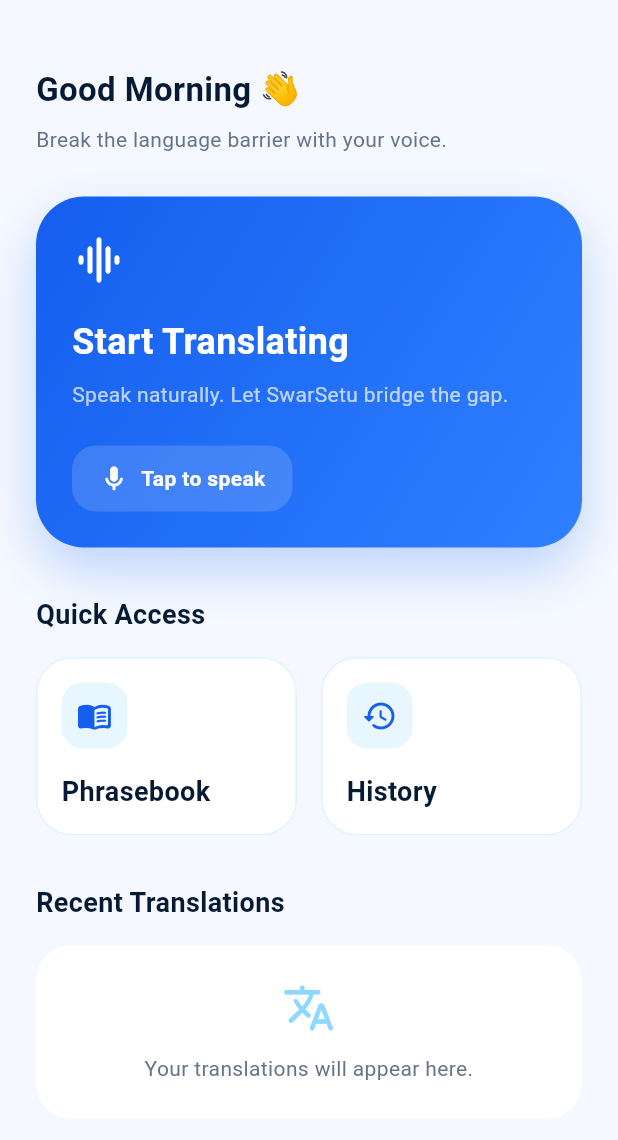
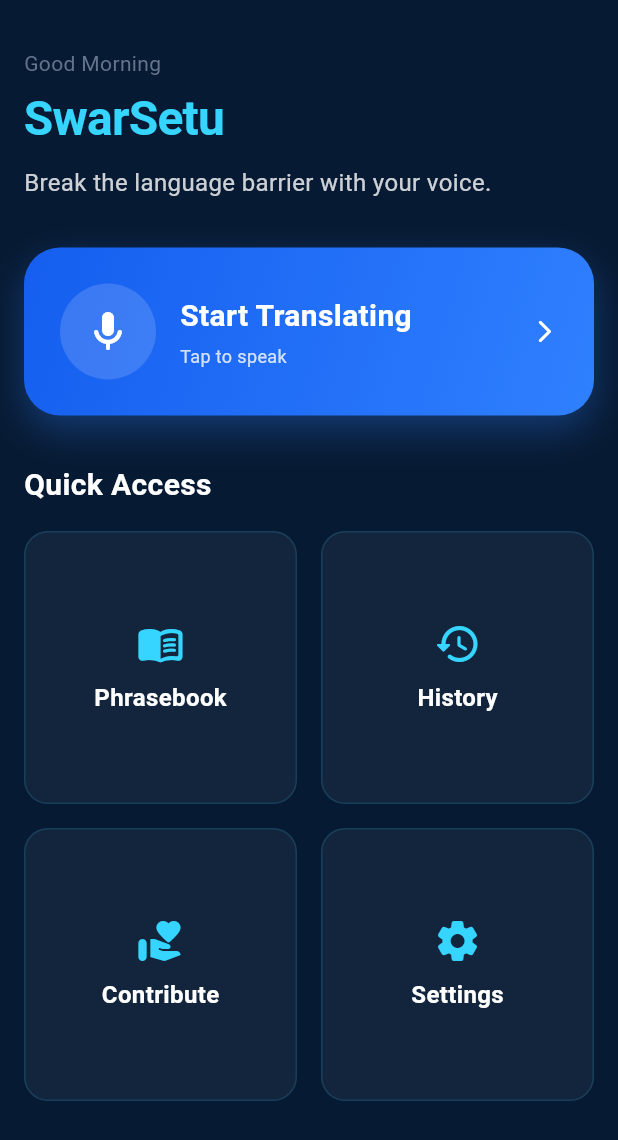
Before and after one commit to the-kunal-gangani/SwarSetu---Voice-Beyond-Languages, a Flutter app: the screen it shows after launch, on a phone screen of 412 x 824 dp. Shown: the top 1140 px of the screen. Run offline on Flutter 3.47's test engine with Material 3 defaults, Android fonts, the phone set to English and light mode, and no system bars; our stand-ins replace equatable, go_router.

```diff
--- a/mobile/swarsetu_app/lib/app/app.dart
+++ b/mobile/swarsetu_app/lib/app/app.dart
@@ -1,8 +1,7 @@
 import 'package:flutter/material.dart';
-import 'package:swarsetu_app/core/constants/app_theme.dart';
-
+import '../core/constants/app_strings.dart';
+import '../core/constants/app_theme.dart';
 import 'router.dart';
-import '../core/constants/app_strings.dart';
 
 class SwarSetuApp extends StatelessWidget {
   const SwarSetuApp({super.key});
@@ -11,12 +10,11 @@
   Widget build(BuildContext context) {
     return MaterialApp.router(
       title: AppStrings.appName,
-
       debugShowCheckedModeBanner: false,
-
-      theme: AppTheme.light,
-
-      routerConfig: AppRouter.router,
+      theme: AppTheme.dark,
+      darkTheme: AppTheme.dark,
+      themeMode: ThemeMode.dark,
+      routerConfig: appRouter,
     );
   }
 }
--- a/mobile/swarsetu_app/lib/app/router.dart
+++ b/mobile/swarsetu_app/lib/app/router.dart
@@ -1,36 +1,38 @@
+import 'package:flutter/material.dart';
 import 'package:go_router/go_router.dart';
-import 'package:swarsetu_app/features/home/home_screen.dart';
-import 'package:swarsetu_app/features/splash/splash_screen.dart';
-import 'package:swarsetu_app/features/translation/translation_screen.dart';
+import '../features/splash/splash_screen.dart';
+import '../features/home/home_screen.dart';
 
-import '../core/constants/route_constants.dart';
-
-class AppRouter {
-  AppRouter._();
-
-  static final GoRouter router = GoRouter(
-    initialLocation: RouteConstants.splash,
-
+final GoRouter appRouter = GoRouter(
+  initialLocation: '/',
   routes: [
+    GoRoute(path: '/', builder: (context, state) => const SplashScreen()),
+    GoRoute(path: '/home', builder: (context, state) => const HomeScreen()),
     GoRoute(
-        path: RouteConstants.splash,
-        builder: (context, state) {
-          return const SplashScreen();
-        },
+      path: '/translate',
+      builder: (context, state) => const Scaffold(
+        body: Center(child: Text('Translate Screen Placeholder')),
       ),
-
-      GoRoute(
-        path: RouteConstants.home,
-        builder: (context, state) {
-          return const HomeScreen();
-        },
     ),
     GoRoute(
-        path: RouteConstants.translate,
-        builder: (context, state) {
-          return const TranslationScreen();
-        },
+      path: '/phrasebook',
+      builder: (context, state) =>
+          const Scaffold(body: Center(child: Text('Phrasebook Placeholder'))),
+    ),
+    GoRoute(
+      path: '/history',
+      builder: (context, state) =>
+          const Scaffold(body: Center(child: Text('History Placeholder'))),
+    ),
+    GoRoute(
+      path: '/contribute',
+      builder: (context, state) =>
+          const Scaffold(body: Center(child: Text('Contribute Placeholder'))),
+    ),
+    GoRoute(
+      path: '/settings',
+      builder: (context, state) =>
+          const Scaffold(body: Center(child: Text('Settings Placeholder'))),
     ),
   ],
 );
-}
--- a/mobile/swarsetu_app/lib/core/constants/app_theme.dart
+++ b/mobile/swarsetu_app/lib/core/constants/app_theme.dart
@@ -1,90 +1,81 @@
 import 'package:flutter/material.dart';
-
-import '../constants/app_colors.dart';
-import '../constants/app_dimensions.dart';
-import 'app_text_styles.dart';
+import 'package:flutter/services.dart';
+import 'app_colors.dart';
+import 'app_dimensions.dart';
+import '../theme/app_text_styles.dart';
 
 class AppTheme {
   AppTheme._();
 
-  static ThemeData get light {
+  static ThemeData get darkTheme {
     return ThemeData(
       useMaterial3: true,
-
-      brightness: Brightness.light,
-
-      scaffoldBackgroundColor: AppColors.background,
-
-      colorScheme: const ColorScheme.light(
+      brightness: Brightness.dark,
+      scaffoldBackgroundColor: AppColors.deepNavy,
+      primaryColor: AppColors.royalBlue,
+      colorScheme: const ColorScheme.dark(
         primary: AppColors.royalBlue,
         secondary: AppColors.cyan,
-        surface: AppColors.surface,
+        surface: AppColors.deepNavy,
         error: AppColors.error,
+        onPrimary: Colors.white,
+        onSecondary: AppColors.deepNavy,
+        onSurface: Colors.white,
       ),
-
-      appBarTheme: const AppBarTheme(
-        backgroundColor: Colors.transparent,
+      appBarTheme: AppBarTheme(
+        backgroundColor: AppColors.deepNavy,
         elevation: 0,
-        centerTitle: false,
-        foregroundColor: AppColors.textPrimary,
+        centerTitle: true,
+        iconTheme: const IconThemeData(color: Colors.white),
+        titleTextStyle: AppTextStyles.h3,
+        systemOverlayStyle: SystemUiOverlayStyle.light,
       ),
-
       cardTheme: CardThemeData(
-        color: AppColors.surface,
+        color: AppColors.surface.withValues(alpha: 0.05),
         elevation: AppDimensions.cardElevation,
         shape: RoundedRectangleBorder(
-          borderRadius: BorderRadius.circular(AppDimensions.radiusLG),
+          borderRadius: BorderRadius.circular(AppDimensions.radiusMD),
+          side: BorderSide(
+            color: AppColors.cyan.withValues(alpha: 0.15),
+            width: 1,
+          ),
         ),
       ),
-
       elevatedButtonTheme: ElevatedButtonThemeData(
         style: ElevatedButton.styleFrom(
-          minimumSize: const Size(double.infinity, AppDimensions.buttonHeight),
           backgroundColor: AppColors.royalBlue,
           foregroundColor: Colors.white,
-          elevation: 0,
+          minimumSize: const Size.fromHeight(AppDimensions.buttonHeight),
           shape: RoundedRectangleBorder(
             borderRadius: BorderRadius.circular(AppDimensions.radiusMD),
           ),
-          textStyle: AppTextStyles.button,
+          textStyle: AppTextStyles.buttonLabel,
+          elevation: 4,
+          shadowColor: AppColors.electricBlue.withValues(alpha: 0.4),
         ),
       ),
-
       inputDecorationTheme: InputDecorationTheme(
         filled: true,
-        fillColor: AppColors.surface,
-
+        fillColor: AppColors.surface.withValues(alpha: 0.08),
+        hintStyle: AppTextStyles.bodyMedium,
         border: OutlineInputBorder(
           borderRadius: BorderRadius.circular(AppDimensions.radiusMD),
-          borderSide: BorderSide.none,
+          borderSide: BorderSide(color: AppColors.cyan.withValues(alpha: 0.2)),
         ),
-
         enabledBorder: OutlineInputBorder(
           borderRadius: BorderRadius.circular(AppDimensions.radiusMD),
-          borderSide: BorderSide.none,
+          borderSide: BorderSide(color: AppColors.cyan.withValues(alpha: 0.2)),
         ),
-
         focusedBorder: OutlineInputBorder(
           borderRadius: BorderRadius.circular(AppDimensions.radiusMD),
-          borderSide: const BorderSide(color: AppColors.royalBlue, width: 1.5),
+          borderSide: const BorderSide(color: AppColors.cyan, width: 1.5),
         ),
-
-        contentPadding: const EdgeInsets.symmetric(
-          horizontal: AppDimensions.paddingMD,
-          vertical: AppDimensions.paddingMD,
-        ),
-      ),
-
-      textTheme: const TextTheme(
-        displayLarge: AppTextStyles.display,
-        headlineLarge: AppTextStyles.heading1,
-        headlineMedium: AppTextStyles.heading2,
-        titleLarge: AppTextStyles.heading3,
-        bodyLarge: AppTextStyles.body,
-        bodyMedium: AppTextStyles.bodySecondary,
-        labelLarge: AppTextStyles.button,
-        bodySmall: AppTextStyles.caption,
       ),
     );
   }
+
+  // Define light and dark aliases to satisfy app.dart router/theme callers
+  static ThemeData get light => darkTheme;
+  static ThemeData get dark => darkTheme;
+  static ThemeData get theme => darkTheme;
 }
--- /dev/null
+++ b/mobile/swarsetu_app/lib/core/theme/app_text_styles.dart
@@ -0,0 +1,51 @@
+import 'package:flutter/material.dart';
+import '../constants/app_colors.dart';
+
+class AppTextStyles {
+  AppTextStyles._();
+
+  static const TextStyle h1 = TextStyle(
+    fontSize: 32,
+    fontWeight: FontWeight.bold,
+    color: Colors.white,
+    letterSpacing: -0.5,
+  );
+
+  static const TextStyle h2 = TextStyle(
+    fontSize: 24,
+    fontWeight: FontWeight.bold,
+    color: Colors.white,
+    letterSpacing: -0.3,
+  );
+
+  static const TextStyle h3 = TextStyle(
+    fontSize: 20,
+    fontWeight: FontWeight.w600,
+    color: Colors.white,
+  );
+
+  static const TextStyle bodyLarge = TextStyle(
+    fontSize: 16,
+    fontWeight: FontWeight.normal,
+    color: Colors.white,
+  );
+
+  static const TextStyle bodyMedium = TextStyle(
+    fontSize: 14,
+    fontWeight: FontWeight.normal,
+    color: AppColors.textSecondary,
+  );
+
+  static const TextStyle bodySmall = TextStyle(
+    fontSize: 12,
+    fontWeight: FontWeight.normal,
+    color: AppColors.textSecondary,
+  );
+
+  static const TextStyle buttonLabel = TextStyle(
+    fontSize: 16,
+    fontWeight: FontWeight.w600,
+    color: Colors.white,
+    letterSpacing: 0.2,
+  );
+}
--- a/mobile/swarsetu_app/lib/features/home/home_screen.dart
+++ b/mobile/swarsetu_app/lib/features/home/home_screen.dart
@@ -1,11 +1,9 @@
 import 'package:flutter/material.dart';
 import 'package:go_router/go_router.dart';
-import 'package:swarsetu_app/core/constants/app_text_styles.dart';
-
-import '../../../../core/constants/app_colors.dart';
-import '../../../../core/constants/app_dimensions.dart';
-import '../../../../core/constants/app_strings.dart';
-import '../../../../core/constants/route_constants.dart';
+import '../../core/constants/app_colors.dart';
+import '../../core/constants/app_dimensions.dart';
+import '../../core/constants/app_strings.dart';
+import '../../core/theme/app_text_styles.dart';
 
 class HomeScreen extends StatelessWidget {
   const HomeScreen({super.key});
@@ -13,68 +11,131 @@
   @override
   Widget build(BuildContext context) {
     return Scaffold(
+      backgroundColor: AppColors.deepNavy,
       body: SafeArea(
-        child: SingleChildScrollView(
-          padding: const EdgeInsets.all(AppDimensions.paddingLG),
+        child: Padding(
+          padding: const EdgeInsets.all(AppDimensions.paddingMD),
           child: Column(
             crossAxisAlignment: CrossAxisAlignment.start,
             children: [
-              const SizedBox(height: 20),
-
-              const Text(
-                '${AppStrings.goodMorning} 👋',
-                style: AppTextStyles.heading2,
+              const SizedBox(height: AppDimensions.paddingMD),
+              Text(AppStrings.goodMorning, style: AppTextStyles.bodyMedium),
+              const SizedBox(height: 4),
+              Text(
+                AppStrings.appName,
+                style: AppTextStyles.h1.copyWith(color: AppColors.cyan),
               ),
-
-              const SizedBox(height: 8),
-
-              const Text(
+              const SizedBox(height: AppDimensions.paddingSM),
+              Text(
                 AppStrings.languageBarrier,
-                style: AppTextStyles.bodySecondary,
-              ),
-
-              const SizedBox(height: 28),
-
-              _buildTranslateCard(context),
-
-              const SizedBox(height: 32),
-
-              const Text(AppStrings.quickAccess, style: AppTextStyles.heading3),
-
-              const SizedBox(height: 16),
-
-              Row(
-                children: [
-                  Expanded(
-                    child: _buildQuickCard(
-                      icon: Icons.menu_book_rounded,
-                      title: AppStrings.phrasebook,
-                      onTap: () {},
+                style: AppTextStyles.bodyLarge.copyWith(
+                  color: Colors.white.withValues(alpha: 0.8),
                 ),
               ),
+              const SizedBox(height: AppDimensions.paddingXL),
 
-                  const SizedBox(width: 16),
-
+              // Hero Translation Button
+              GestureDetector(
+                onTap: () => context.push('/translate'),
+                child: Container(
+                  width: double.infinity,
+                  padding: const EdgeInsets.all(AppDimensions.paddingLG),
+                  decoration: BoxDecoration(
+                    gradient: const LinearGradient(
+                      colors: [AppColors.royalBlue, AppColors.electricBlue],
+                      begin: Alignment.topLeft,
+                      end: Alignment.bottomRight,
+                    ),
+                    borderRadius: BorderRadius.circular(AppDimensions.radiusLG),
+                    boxShadow: [
+                      BoxShadow(
+                        color: AppColors.electricBlue.withValues(alpha: 0.3),
+                        blurRadius: 20,
+                        offset: const Offset(0, 10),
+                      ),
+                    ],
+                  ),
+                  child: Row(
+                    children: [
+                      Container(
+                        padding: const EdgeInsets.all(AppDimensions.paddingMD),
+                        decoration: BoxDecoration(
+                          color: Colors.white.withValues(alpha: 0.15),
+                          shape: BoxShape.circle,
+                        ),
+                        child: const Icon(
+                          Icons.mic_rounded,
+                          color: Colors.white,
+                          size: AppDimensions.iconLG,
+                        ),
+                      ),
+                      const SizedBox(width: AppDimensions.paddingMD),
                       Expanded(
-                    child: _buildQuickCard(
-                      icon: Icons.history_rounded,
-                      title: AppStrings.history,
-                      onTap: () {},
+                        child: Column(
+                          crossAxisAlignment: CrossAxisAlignment.start,
+                          children: [
+                            Text(
+                              AppStrings.startTranslating,
+                              style: AppTextStyles.h3,
+                            ),
+                            const SizedBox(height: 4),
+                            Text(
+                              AppStrings.tapToSpeak,
+                              style: AppTextStyles.bodySmall.copyWith(
+                                color: Colors.white.withValues(alpha: 0.8),
                               ),
                             ),
                           ],
                         ),
-
-              const SizedBox(height: 32),
-
-              const Text(
-                AppStrings.recentTranslations,
-                style: AppTextStyles.heading3,
+                      ),
+                      const Icon(
+                        Icons.arrow_forward_ios_rounded,
+                        color: Colors.white,
+                        size: AppDimensions.iconSM,
+                      ),
+                    ],
+                  ),
+                ),
               ),
 
-              const SizedBox(height: 16),
+              const SizedBox(height: AppDimensions.paddingXL),
+              Text(AppStrings.quickAccess, style: AppTextStyles.h3),
+              const SizedBox(height: AppDimensions.paddingMD),
 
-              _buildEmptyHistory(),
+              // Quick Actions Grid
+              Expanded(
+                child: GridView.count(
+                  crossAxisCount: 2,
+                  crossAxisSpacing: AppDimensions.paddingMD,
+                  mainAxisSpacing: AppDimensions.paddingMD,
+                  children: [
+                    _buildQuickCard(
+                      context,
+                      title: AppStrings.phrasebook,
+                      icon: Icons.menu_book_rounded,
+                      route: '/phrasebook',
+                    ),
+                    _buildQuickCard(
+                      context,
+                      title: AppStrings.history,
+                      icon: Icons.history_rounded,
+                      route: '/history',
+                    ),
+                    _buildQuickCard(
+                      context,
+                      title: AppStrings.contribute,
+                      icon: Icons.volunteer_activism_rounded,
+                      route: '/contribute',
+                    ),
+                    _buildQuickCard(
+                      context,
+                      title: AppStrings.settings,
+                      icon: Icons.settings_rounded,
+                      route: '/settings',
+                    ),
+                  ],
+                ),
+              ),
             ],
           ),
         ),
@@ -82,73 +143,30 @@
     );
   }
 
-  Widget _buildTranslateCard(BuildContext context) {
+  Widget _buildQuickCard(
+    BuildContext context, {
+    required String title,
+    required IconData icon,
+    required String route,
+  }) {
     return GestureDetector(
-      onTap: () {
-        context.push(RouteConstants.translate);
-      },
+      onTap: () => context.push(route),
       child: Container(
-        width: double.infinity,
-        padding: const EdgeInsets.all(AppDimensions.paddingLG),
+        padding: const EdgeInsets.all(AppDimensions.paddingMD),
         decoration: BoxDecoration(
-          borderRadius: BorderRadius.circular(AppDimensions.radiusXL),
-          gradient: const LinearGradient(
-            colors: [AppColors.royalBlue, AppColors.electricBlue],
-            begin: Alignment.topLeft,
-            end: Alignment.bottomRight,
-          ),
-          boxShadow: [
-            BoxShadow(
-              color: AppColors.royalBlue.withOpacity(0.25),
-              blurRadius: 30,
-              offset: const Offset(0, 15),
-            ),
-          ],
+          color: AppColors.surface.withValues(alpha: 0.05),
+          borderRadius: BorderRadius.circular(AppDimensions.radiusMD),
+          border: Border.all(color: AppColors.cyan.withValues(alpha: 0.15)),
         ),
         child: Column(
-          crossAxisAlignment: CrossAxisAlignment.start,
+          mainAxisAlignment: MainAxisAlignment.center,
           children: [
-            const Icon(Icons.graphic_eq_rounded, color: Colors.white, size: 36),
-
-            const SizedBox(height: 20),
-
-            const Text(
-              AppStrings.startTranslating,
-              style: TextStyle(
-                color: Colors.white,
-                fontSize: 24,
-                fontWeight: FontWeight.w700,
-              ),
-            ),
-
-            const SizedBox(height: 8),
-
-            const Text(
-              'Speak naturally. Let SwarSetu bridge the gap.',
-              style: TextStyle(color: Colors.white70, fontSize: 14),
-            ),
-
-            const SizedBox(height: 24),
-
-            Container(
-              padding: const EdgeInsets.symmetric(horizontal: 18, vertical: 12),
-              decoration: BoxDecoration(
-                color: Colors.white.withOpacity(0.15),
-                borderRadius: BorderRadius.circular(16),
-              ),
-              child: const Row(
-                mainAxisSize: MainAxisSize.min,
-                children: [
-                  Icon(Icons.mic_rounded, color: Colors.white, size: 20),
-                  SizedBox(width: 8),
+            Icon(icon, color: AppColors.cyan, size: AppDimensions.iconLG),
+            const SizedBox(height: AppDimensions.paddingSM),
             Text(
-                    AppStrings.tapToSpeak,
-                    style: TextStyle(
-                      color: Colors.white,
+              title,
+              style: AppTextStyles.bodyLarge.copyWith(
                 fontWeight: FontWeight.w600,
-                    ),
-                  ),
-                ],
               ),
             ),
           ],
@@ -156,64 +174,4 @@
       ),
     );
   }
-
-  Widget _buildQuickCard({
-    required IconData icon,
-    required String title,
-    required VoidCallback onTap,
-  }) {
-    return GestureDetector(
-      onTap: onTap,
-      child: Container(
-        padding: const EdgeInsets.all(AppDimensions.paddingMD),
-        decoration: BoxDecoration(
-          color: Colors.white,
-          borderRadius: BorderRadius.circular(AppDimensions.radiusLG),
-          border: Border.all(color: AppColors.softBlue.withOpacity(0.3)),
-        ),
-        child: Column(
-          crossAxisAlignment: CrossAxisAlignment.start,
-          children: [
-            Container(
-              height: 44,
-              width: 44,
-              decoration: BoxDecoration(
-                color: AppColors.softBlue.withOpacity(0.2),
-                borderRadius: BorderRadius.circular(14),
-              ),
-              child: Icon(icon, color: AppColors.royalBlue),
-            ),
-
-            const SizedBox(height: 16),
-
-            Text(title, style: AppTextStyles.heading3),
-          ],
-        ),
-      ),
-    );
 }
-
-  Widget _buildEmptyHistory() {
-    return Container(
-      width: double.infinity,
-      padding: const EdgeInsets.all(24),
-      decoration: BoxDecoration(
-        color: Colors.white,
-        borderRadius: BorderRadius.circular(AppDimensions.radiusLG),
-      ),
-      child: const Column(
-        children: [
-          Icon(Icons.translate_rounded, size: 36, color: AppColors.softBlue),
-
-          SizedBox(height: 12),
-
-          Text(
-            'Your translations will appear here.',
-            textAlign: TextAlign.center,
-            style: AppTextStyles.bodySecondary,
-          ),
-        ],
-      ),
-    );
-  }
-}
--- /dev/null
+++ b/mobile/swarsetu_app/lib/features/translation/domain/entities/translation.dart
@@ -0,0 +1,32 @@
+import 'package:equatable/equatable.dart';
+
+class Translation extends Equatable {
+  final String id;
+  final String sourceLanguage;
+  final String targetLanguage;
+  final String sourceText;
+  final String translatedText;
+  final String? audioUrl;
+  final DateTime timestamp;
+
+  const Translation({
+    required this.id,
+    required this.sourceLanguage,
+    required this.targetLanguage,
+    required this.sourceText,
+    required this.translatedText,
+    this.audioUrl,
+    required this.timestamp,
+  });
+
+  @override
+  List<Object?> get props => [
+    id,
+    sourceLanguage,
+    targetLanguage,
+    sourceText,
+    translatedText,
+    audioUrl,
+    timestamp,
+  ];
+}
```
Also changed, not shown: mobile/swarsetu_app/lib/features/splash/splash_screen.dart (+79 -111 lines), 1 other file. Lines whose indentation alone changed are shown as unchanged.
